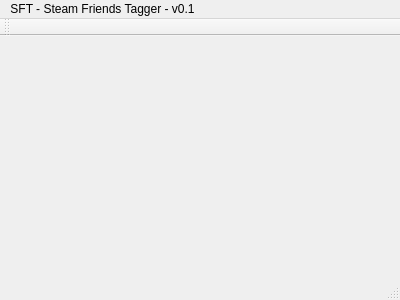
First picture: the form in mainwindow.ui, repository lucianopeixoto/SteamFriendsTagger, before the edit.
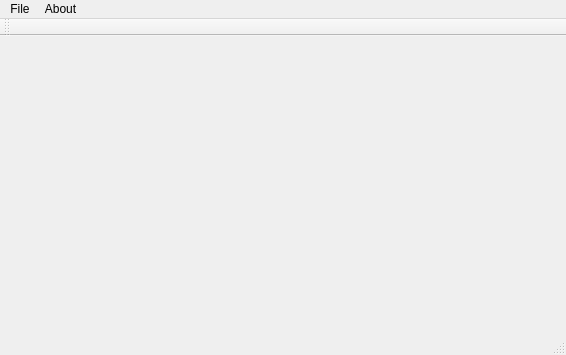
Second picture: the form after the edit.

```diff
--- a/mainwindow.ui
+++ b/mainwindow.ui
@@ -6,8 +6,8 @@
    <rect>
     <x>0</x>
     <y>0</y>
-    <width>400</width>
-    <height>300</height>
+    <width>566</width>
+    <height>355</height>
    </rect>
   </property>
   <property name="windowTitle">
@@ -19,16 +19,23 @@
     <rect>
      <x>0</x>
      <y>0</y>
-     <width>400</width>
+     <width>566</width>
      <height>21</height>
     </rect>
    </property>
    <widget class="QMenu" name="menuSFT_Steam_Friends_Tagger_v0_1">
     <property name="title">
-     <string>SFT - Steam Friends Tagger - v0.1</string>
+     <string>File</string>
+    </property>
+    <addaction name="actionAboute"/>
+   </widget>
+   <widget class="QMenu" name="menuAbout">
+    <property name="title">
+     <string>About</string>
     </property>
    </widget>
    <addaction name="menuSFT_Steam_Friends_Tagger_v0_1"/>
+   <addaction name="menuAbout"/>
   </widget>
   <widget class="QToolBar" name="mainToolBar">
    <attribute name="toolBarArea">
```
Left out of the diff: 7 changed lines with no effect on the pictures.
